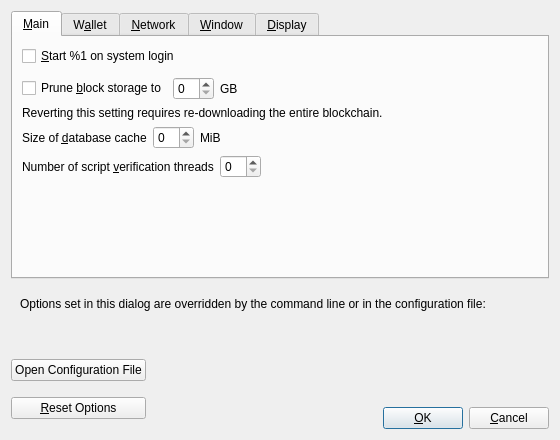
Before: the Qt Designer form src/qt/forms/optionsdialog.ui in VeriBlock/pop-phl, drawn with Qt 5.
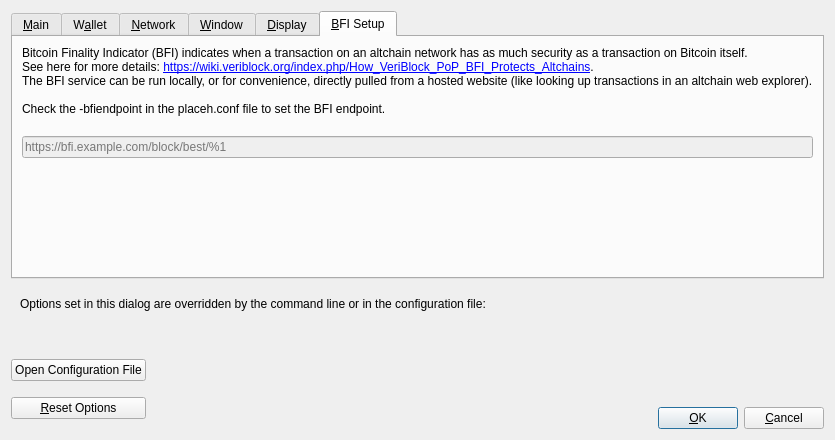
After: the same form once the commit is applied. The open tabs and pages were chosen to show the change. Custom widgets are drawn as their Qt base class.

What changed in the file:
```diff
--- a/src/qt/forms/optionsdialog.ui
+++ b/src/qt/forms/optionsdialog.ui
@@ -612,7 +612,8 @@
        </item>
       </layout>
      </widget>
-     <widget class="QWidget" name="tabDisplay">
+	 
+	 <widget class="QWidget" name="tabDisplay">
       <attribute name="title">
        <string>&amp;Display</string>
       </attribute>
@@ -707,6 +708,62 @@
        </item>
       </layout>
      </widget>
+	 
+	 <widget class="QWidget" name="tabBFI">
+      <attribute name="title">
+       <string>&amp;BFI Setup</string>
+      </attribute>
+      <layout class="QVBoxLayout" name="verticalLayout_BFI">
+       
+	<item>
+          <widget class="QLabel" name="bfiInfoLabel">
+           <property name="toolTip">
+            <string>Bitcoin Finality Indicator (BFI) indicates when a transaction on an altchain network has as much security as a transaction on Bitcoin itself.</string>
+           </property>
+           <property name="textFormat">
+            <enum>Qt::RichText</enum>
+           </property>
+           <property name="openExternalLinks">
+            <bool>true</bool>
+           </property>
+
+           <property name="text">
+           <string>Bitcoin Finality Indicator (BFI) indicates when a transaction on an altchain network has as much security as a transaction on Bitcoin itself.&lt;br&gt;See here for more details: &lt;a href='https://wiki.veriblock.org/index.php/How_VeriBlock_PoP_BFI_Protects_Altchains'&gt;https://wiki.veriblock.org/index.php/How_VeriBlock_PoP_BFI_Protects_Altchains&lt;/a&gt;.&lt;br&gt;The BFI service can be run locally, or for convenience, directly pulled from a hosted website (like looking up transactions in an altchain web explorer).&lt;br&gt;&lt;br&gt;Check the -bfiendpoint in the placeh.conf file to set the BFI endpoint.&lt;br&gt;</string>
+           </property>
+           
+          </widget>
+         </item>
+         <item>
+          <widget class="QLineEdit" name="bfiDataSourceUrls">
+           <property name="toolTip">
+            <string>BFI data source end point.</string>
+           </property>
+           <property name="placeholderText">
+            <string notr="true">https://bfi.example.com/block/best/%1</string>
+           </property>
+
+           <property name="enabled">
+            <bool>false</bool>
+           </property>
+          </widget>
+         </item>
+		 
+       <item>
+        <spacer name="verticalSpacer_BFI">
+         <property name="orientation">
+          <enum>Qt::Vertical</enum>
+         </property>
+         <property name="sizeHint" stdset="0">
+          <size>
+           <width>20</width>
+           <height>40</height>
+          </size>
+         </property>
+        </spacer>
+       </item>
+      </layout>
+     </widget>
+     
     </widget>
    </item>
    <item>
```
Left out of the diff: 1 changed line with no effect on the pictures.
